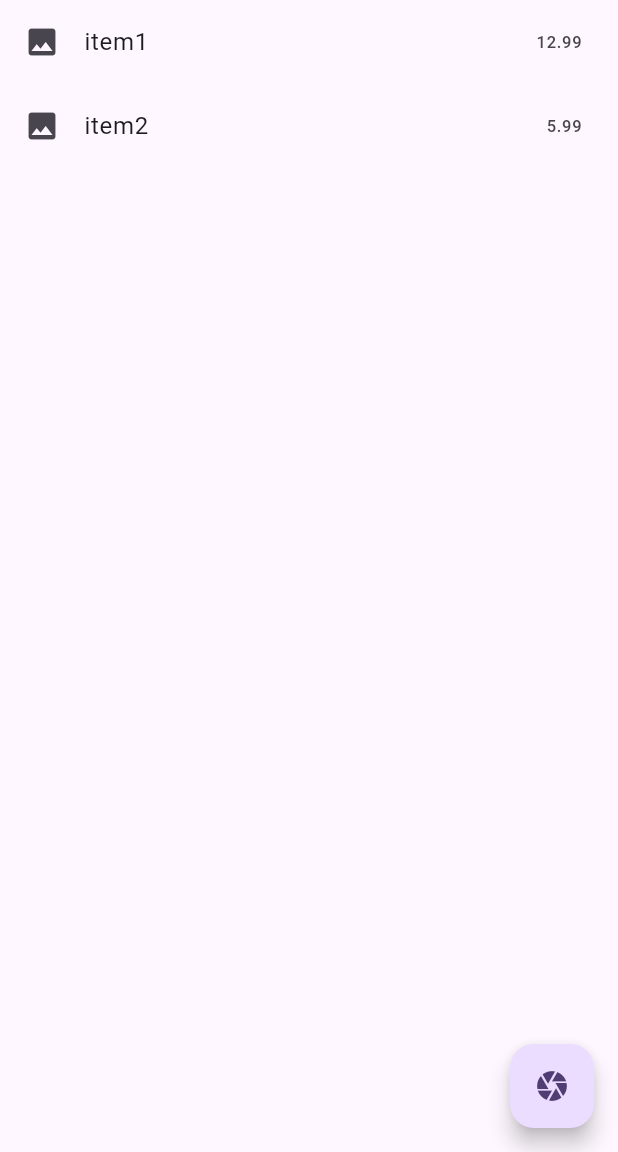
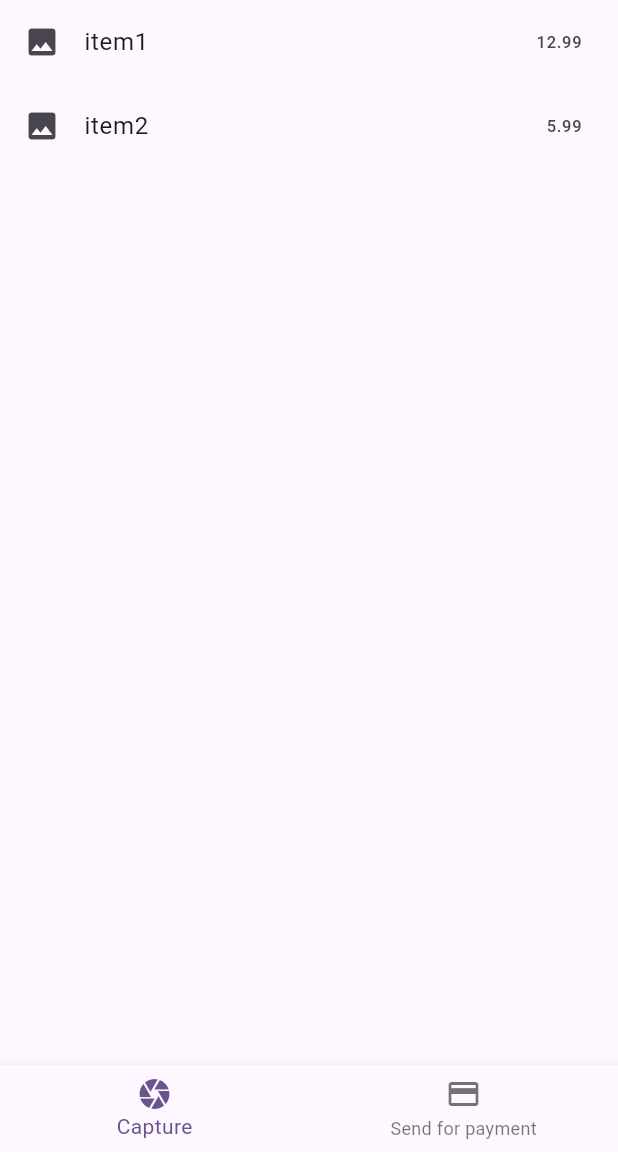
Before and after one commit to koorzenb/stockit, a Flutter app: the screen it shows after launch, on a phone screen of 412 x 824 dp, the part 84-1236 px from its top. Run offline on Flutter 3.47's test engine with Material 2 defaults, Android fonts, the light colour scheme and no system bars; our stand-ins replace get, image_picker.

Commit message:
Added BottomNavigationBar

```diff
--- a/lib/screens/homepage.dart
+++ b/lib/screens/homepage.dart
@@ -34,11 +34,15 @@ class _HomePageState extends State<HomePage> {
         titleTextStyle: Theme.of(context).textTheme.titleLarge,
       ),
       body: const ItemList(),
-      floatingActionButton: FloatingActionButton(
-        onPressed: _onPressed,
-        tooltip: 'Increment',
-        child: const Icon(Icons.camera),
-      ), // T
+      bottomNavigationBar: BottomNavigationBar(items: const [
+        BottomNavigationBarItem(icon: Icon(Icons.camera), label: "Capture"),
+        BottomNavigationBarItem(icon: Icon(Icons.payment), label: 'Send for payment'),
+      ]),
+      // floatingActionButton: FloatingActionButton(
+      //   onPressed: _onPressed,
+      //   tooltip: 'Increment',
+      //   child: const Icon(Icons.camera),
+      // ), // T
     );
   }
 
```
